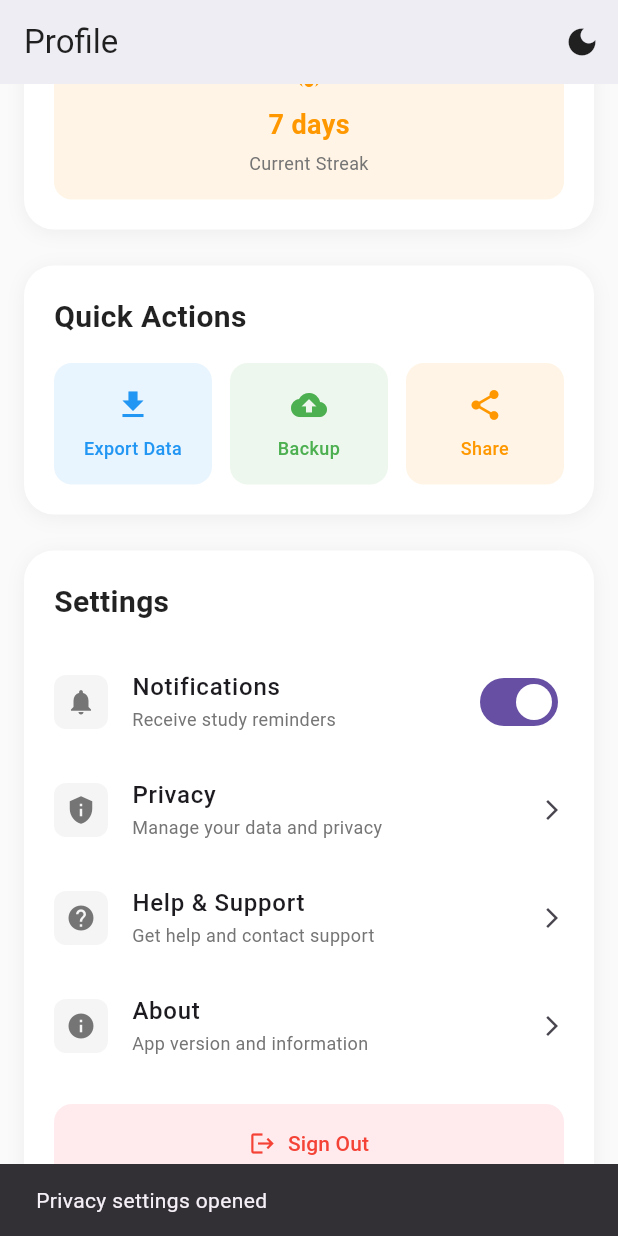
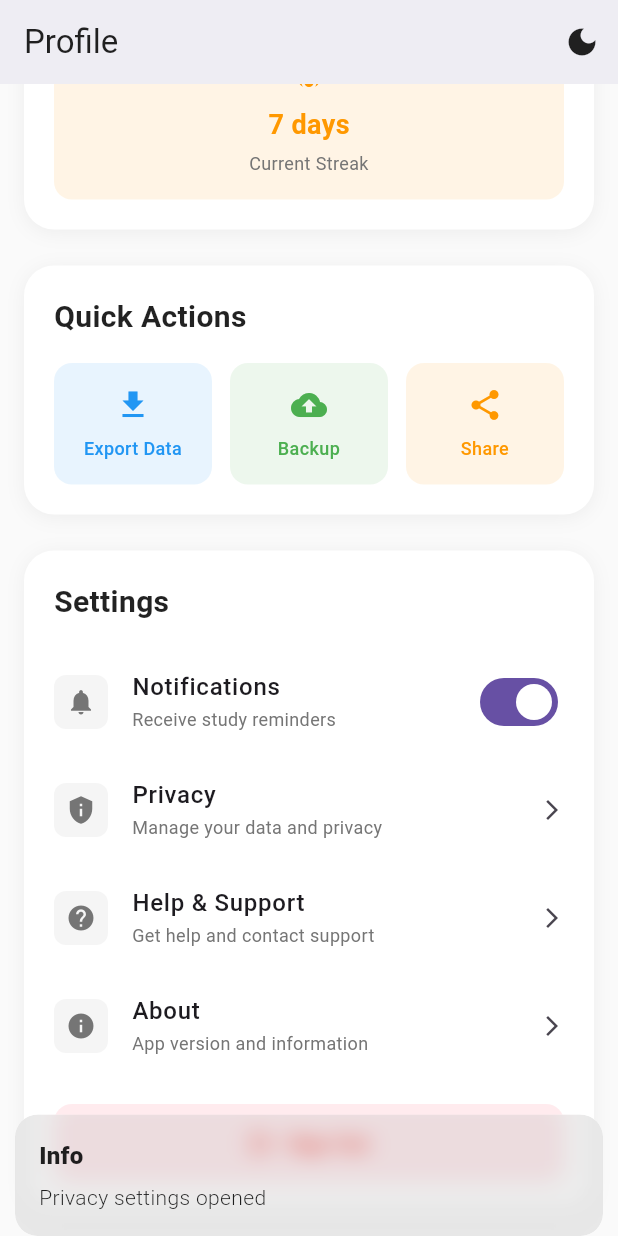
Before and after one commit to DevKorrir/SmartPace, a Flutter app: the ProfileScreen screen opened directly, scrolled down 575 dp, after a tap on "Privacy", on a phone screen of 412 x 824 dp. Run offline on Flutter 3.47's test engine with Material 3 defaults, Android fonts, the phone set to English and light mode, and no system bars; our stand-ins replace flutter_otp_text_field, get, google_fonts.

Commit message:
implemented getx on profile screen

```diff
--- a/lib/src/constants/text_string.dart
+++ b/lib/src/constants/text_string.dart
@@ -19,7 +19,7 @@ const String tForgotPassword = "Forgot Password?";
 const String tSignInWithGoogle = "Sign-In With Google";
 
 const String tSignUpTitle ="Create Account";
-const String tSignUpnSubtitle = "Join SmartPace and start your journey";
+const String tSignUpnSubtitle = "Join SmartPace and start your journey ";
 const String tFullName = "Full Name";
 const String tPhoneNo = "Phone No.";
 
--- a/lib/src/features/screens/profile/profile.dart
+++ b/lib/src/features/screens/profile/profile.dart
@@ -1,31 +1,128 @@
 import 'package:flutter/material.dart';
+import 'package:get/get.dart';
 
-class ProfileScreen extends StatefulWidget {
+// Controller for managing profile state
+class ProfileController extends GetxController {
+  // User data - reactive variables
+  final userName = "Derick Juma".obs;
+  final userEmail = "derekjude254@gmail.com".obs;
+  final userYear = "Year 2".obs;
+  final profileImageUrl = "".obs;
+
+  // Study statistics
+  final totalSessions = 45.obs;
+  final totalHours = 120.obs;
+  final currentStreak = 7.obs;
+
+  // Settings
+  final notificationsEnabled = true.obs;
+  final darkModeEnabled = false.obs;
+  final selectedTheme = "System".obs;
+
+  // Methods for user actions
+  void updateProfile(String name, String email, String year) {
+    userName.value = name;
+    userEmail.value = email;
+    userYear.value = year;
+  }
+
+  void toggleNotifications(bool value) {
+    notificationsEnabled.value = value;
+  }
+
+  void toggleDarkMode(bool value) {
+    darkModeEnabled.value = value;
+  }
+
+  void exportData() {
+    Get.snackbar(
+      'Success',
+      'Data exported successfully!',
+      snackPosition: SnackPosition.BOTTOM,
+      backgroundColor: Colors.green,
+      colorText: Colors.white,
+    );
+  }
+
+  void backupData() {
+    Get.snackbar(
+      'Success',
+      'Data backed up to cloud!',
+      snackPosition: SnackPosition.BOTTOM,
+      backgroundColor: Colors.blue,
+      colorText: Colors.white,
+    );
+  }
+
+  void shareProgress() {
+    Get.snackbar(
+      'Success',
+      'Progress shared!',
+      snackPosition: SnackPosition.BOTTOM,
+      backgroundColor: Colors.orange,
+      colorText: Colors.white,
+    );
+  }
+
+  void showPrivacySettings() {
+    Get.snackbar(
+      'Info',
+      'Privacy settings opened',
+      snackPosition: SnackPosition.BOTTOM,
+    );
+  }
+
+  void showHelpAndSupport() {
+    Get.snackbar(
+      'Info',
+      'Help & Support opened',
+      snackPosition: SnackPosition.BOTTOM,
+    );
+  }
+
+  void signOut() {
+    Get.dialog(
+      AlertDialog(
+        shape: RoundedRectangleBorder(borderRadius: BorderRadius.circular(20)),
+        title: const Text('Sign Out'),
+        content: const Text('Are you sure you want to sign out?'),
+        actions: [
+          TextButton(
+            onPressed: () => Get.back(),
+            child: const Text('Cancel'),
+          ),
+          ElevatedButton(
+            onPressed: () {
+              Get.back();
+              Get.snackbar(
+                'Success',
+                'Signed out successfully!',
+                snackPosition: SnackPosition.BOTTOM,
+                backgroundColor: Colors.red,
+                colorText: Colors.white,
+              );
+            },
+            style: ElevatedButton.styleFrom(backgroundColor: Colors.red),
+            child: const Text('Sign Out'),
+          ),
+        ],
+      ),
+    );
+  }
+
+  String getInitials(String name) {
+    return name.split(' ').map((word) => word[0]).take(2).join().toUpperCase();
+  }
+}
+
+class ProfileScreen extends StatelessWidget {
   const ProfileScreen({Key? key}) : super(key: key);
 
   @override
-  State<ProfileScreen> createState() => _ProfileScreenState();
-}
+  Widget build(BuildContext context) {
+    // Initialize controller
+    final ProfileController controller = Get.put(ProfileController());
 
-class _ProfileScreenState extends State<ProfileScreen> {
-  // Sample user data
-  String userName = "Derick Juma";
-  String userEmail = "derekjude254@gmail.com";
-  String userYear = "Year 2";
-  String profileImageUrl = "";
-
-  // Study statistics
-  int totalSessions = 45;
-  int totalHours = 120;
-  int currentStreak = 7;
-
-  // Settings
-  bool notificationsEnabled = true;
-  bool darkModeEnabled = false;
-  String selectedTheme = "System";
-
-  @override
-  Widget build(BuildContext context) {
     return Scaffold(
       backgroundColor: Colors.grey[50],
       appBar: AppBar(
@@ -34,10 +131,12 @@ class _ProfileScreenState extends State<ProfileScreen> {
         elevation: 0,
         foregroundColor: Colors.black87,
         actions: [
-          IconButton(
-            icon: const Icon(Icons.dark_mode),
-            onPressed: () {},
-          ),
+          Obx(() => IconButton(
+            icon: Icon(controller.darkModeEnabled.value
+                ? Icons.light_mode
+                : Icons.dark_mode),
+            onPressed: () => controller.toggleDarkMode(!controller.darkModeEnabled.value),
+          )),
         ],
       ),
       body: SingleChildScrollView(
@@ -45,26 +144,26 @@ class _ProfileScreenState extends State<ProfileScreen> {
         child: Column(
           children: [
             // Profile Header
-            _buildProfileHeader(),
+            _buildProfileHeader(controller),
             const SizedBox(height: 24),
 
             // Study Statistics
-            _buildStudyStats(),
+            _buildStudyStats(controller),
             const SizedBox(height: 24),
 
             // Quick Actions
-            _buildQuickActions(),
+            _buildQuickActions(controller),
             const SizedBox(height: 24),
 
             // Settings Options
-            _buildSettingsSection(),
+            _buildSettingsSection(controller),
           ],
         ),
       ),
     );
   }
 
-  Widget _buildProfileHeader() {
+  Widget _buildProfileHeader(ProfileController controller) {
     return Container(
       padding: const EdgeInsets.all(20),
       decoration: BoxDecoration(
@@ -83,12 +182,12 @@ class _ProfileScreenState extends State<ProfileScreen> {
           // Profile Picture
           Stack(
             children: [
-              CircleAvatar(
+              Obx(() => CircleAvatar(
                 radius: 50,
                 backgroundColor: Colors.blue[100],
-                child: profileImageUrl.isEmpty
+                child: controller.profileImageUrl.value.isEmpty
                     ? Text(
-                  _getInitials(userName),
+                  controller.getInitials(controller.userName.value),
                   style: const TextStyle(
                     fontSize: 32,
                     fontWeight: FontWeight.bold,
@@ -97,13 +196,13 @@ class _ProfileScreenState extends State<ProfileScreen> {
                 )
                     : ClipOval(
                   child: Image.network(
-                    profileImageUrl,
+                    controller.profileImageUrl.value,
                     width: 100,
                     height: 100,
                     fit: BoxFit.cover,
                   ),
                 ),
-              ),
+              )),
               Positioned(
                 bottom: 0,
                 right: 0,
@@ -125,43 +224,43 @@ class _ProfileScreenState extends State<ProfileScreen> {
           const SizedBox(height: 16),
 
           // User Info
-          Text(
-            userName,
+          Obx(() => Text(
+            controller.userName.value,
             style: const TextStyle(
               fontSize: 24,
               fontWeight: FontWeight.bold,
               color: Colors.black87,
             ),
-          ),
+          )),
           const SizedBox(height: 4),
-          Text(
-            userEmail,
+          Obx(() => Text(
+            controller.userEmail.value,
             style: TextStyle(
               fontSize: 16,
               color: Colors.grey[600],
             ),
-          ),
+          )),
           const SizedBox(height: 4),
-          Container(
+          Obx(() => Container(
             padding: const EdgeInsets.symmetric(horizontal: 12, vertical: 4),
             decoration: BoxDecoration(
               color: Colors.blue[50],
               borderRadius: BorderRadius.circular(12),
             ),
             child: Text(
-              userYear,
+              controller.userYear.value,
               style: TextStyle(
                 fontSize: 14,
                 color: Colors.blue[700],
                 fontWeight: FontWeight.w500,
               ),
             ),
-          ),
+          )),
           const SizedBox(height: 16),
 
           // Edit Profile Button
           ElevatedButton.icon(
-            onPressed: () => _showEditProfileDialog(),
+            onPressed: () => _showEditProfileDialog(controller),
             icon: const Icon(Icons.edit, size: 18),
             label: const Text('Edit Profile'),
             style: ElevatedButton.styleFrom(
@@ -178,7 +277,7 @@ class _ProfileScreenState extends State<ProfileScreen> {
     );
   }
 
-  Widget _buildStudyStats() {
+  Widget _buildStudyStats(ProfileController controller) {
     return Container(
       padding: const EdgeInsets.all(20),
       decoration: BoxDecoration(
@@ -207,21 +306,21 @@ class _ProfileScreenState extends State<ProfileScreen> {
           Row(
             children: [
               Expanded(
-                child: _buildStatCard(
+                child: Obx(() => _buildStatCard(
                   'Total Sessions',
-                  totalSessions.toString(),
+                  controller.totalSessions.value.toString(),
                   Icons.book,
                   Colors.blue,
-                ),
+                )),
               ),
               const SizedBox(width: 12),
               Expanded(
-                child: _buildStatCard(
+                child: Obx(() => _buildStatCard(
                   'Study Hours',
-                  '${totalHours}h',
+                  '${controller.totalHours.value}h',
                   Icons.access_time,
                   Colors.green,
-                ),
+                )),
               ),
             ],
           ),
@@ -229,15 +328,13 @@ class _ProfileScreenState extends State<ProfileScreen> {
           Row(
             children: [
               Expanded(
-                child: _buildStatCard(
+                child: Obx(() => _buildStatCard(
                   'Current Streak',
-                  '$currentStreak days',
+                  '${controller.currentStreak.value} days',
                   Icons.local_fire_department,
                   Colors.orange,
-                ),
+                )),
               ),
-
-
             ],
           ),
         ],
@@ -278,7 +375,7 @@ class _ProfileScreenState extends State<ProfileScreen> {
     );
   }
 
-  Widget _buildQuickActions() {
+  Widget _buildQuickActions(ProfileController controller) {
     return Container(
       padding: const EdgeInsets.all(20),
       decoration: BoxDecoration(
@@ -311,7 +408,7 @@ class _ProfileScreenState extends State<ProfileScreen> {
                   'Export Data',
                   Icons.download,
                   Colors.blue,
-                      () => _exportData(),
+                  controller.exportData,
                 ),
               ),
               const SizedBox(width: 12),
@@ -320,7 +417,7 @@ class _ProfileScreenState extends State<ProfileScreen> {
                   'Backup',
                   Icons.cloud_upload,
                   Colors.green,
-                      () => _backupData(),
+                  controller.backupData,
                 ),
               ),
               const SizedBox(width: 12),
@@ -329,7 +426,7 @@ class _ProfileScreenState extends State<ProfileScreen> {
                   'Share',
                   Icons.share,
                   Colors.orange,
-                      () => _shareProgress(),
+                  controller.shareProgress,
                 ),
               ),
             ],
@@ -367,7 +464,7 @@ class _ProfileScreenState extends State<ProfileScreen> {
     );
   }
 
-  Widget _buildSettingsSection() {
+  Widget _buildSettingsSection(ProfileController controller) {
     return Container(
       padding: const EdgeInsets.all(20),
       decoration: BoxDecoration(
@@ -397,28 +494,24 @@ class _ProfileScreenState extends State<ProfileScreen> {
             'Notifications',
             'Receive study reminders',
             Icons.notifications,
-            Switch(
-              value: notificationsEnabled,
-              onChanged: (value) {
-                setState(() {
-                  notificationsEnabled = value;
-                });
-              },
-            ),
+            Obx(() => Switch(
+              value: controller.notificationsEnabled.value,
+              onChanged: controller.toggleNotifications,
+            )),
           ),
           _buildSettingsTile(
             'Privacy',
             'Manage your data and privacy',
             Icons.privacy_tip,
             const Icon(Icons.arrow_forward_ios, size: 16),
-            onTap: () => _showPrivacySettings(),
+            onTap: controller.showPrivacySettings,
           ),
           _buildSettingsTile(
             'Help & Support',
             'Get help and contact support',
             Icons.help,
             const Icon(Icons.arrow_forward_ios, size: 16),
-            onTap: () => _showHelpAndSupport(),
+            onTap: controller.showHelpAndSupport,
           ),
           _buildSettingsTile(
             'About',
@@ -431,7 +524,7 @@ class _ProfileScreenState extends State<ProfileScreen> {
           SizedBox(
             width: double.infinity,
             child: ElevatedButton.icon(
-              onPressed: () => _signOut(),
+              onPressed: controller.signOut,
               icon: const Icon(Icons.logout),
               label: const Text('Sign Out'),
               style: ElevatedButton.styleFrom(
@@ -468,18 +561,13 @@ class _ProfileScreenState extends State<ProfileScreen> {
     );
   }
 
-  String _getInitials(String name) {
-    return name.split(' ').map((word) => word[0]).take(2).join().toUpperCase();
-  }
+  void _showEditProfileDialog(ProfileController controller) {
+    final nameController = TextEditingController(text: controller.userName.value);
+    final emailController = TextEditingController(text: controller.userEmail.value);
+    final gradeController = TextEditingController(text: controller.userYear.value);
 
-  void _showEditProfileDialog() {
-    final nameController = TextEditingController(text: userName);
-    final emailController = TextEditingController(text: userEmail);
-    final gradeController = TextEditingController(text: userYear);
-
-    showDialog(
-      context: context,
-      builder: (context) => AlertDialog(
+    Get.dialog(
+      AlertDialog(
         shape: RoundedRectangleBorder(borderRadius: BorderRadius.circular(20)),
         title: const Text('Edit Profile'),
         content: Column(
@@ -512,17 +600,17 @@ class _ProfileScreenState extends State<ProfileScreen> {
         ),
         actions: [
           TextButton(
-            onPressed: () => Navigator.pop(context),
+            onPressed: () => Get.back(),
             child: const Text('Cancel'),
           ),
           ElevatedButton(
             onPressed: () {
-              setState(() {
-                userName = nameController.text;
-                userEmail = emailController.text;
-                userYear = gradeController.text;
-              });
-              Navigator.pop(context);
+              controller.updateProfile(
+                nameController.text,
+                emailController.text,
+                gradeController.text,
+              );
+              Get.back();
             },
             child: const Text('Save'),
           ),
@@ -531,72 +619,14 @@ class _ProfileScreenState extends State<ProfileScreen> {
     );
   }
 
-
-  void _exportData() {
-    ScaffoldMessenger.of(context).showSnackBar(
-      const SnackBar(content: Text('Data exported successfully!')),
-    );
-  }
-
-  void _backupData() {
-    ScaffoldMessenger.of(context).showSnackBar(
-      const SnackBar(content: Text('Data backed up to cloud!')),
-    );
-  }
-
-  void _shareProgress() {
-    ScaffoldMessenger.of(context).showSnackBar(
-      const SnackBar(content: Text('Progress shared!')),
-    );
-  }
-
-  void _showPrivacySettings() {
-    ScaffoldMessenger.of(context).showSnackBar(
-      const SnackBar(content: Text('Privacy settings opened')),
-    );
-  }
-
-  void _showHelpAndSupport() {
-    ScaffoldMessenger.of(context).showSnackBar(
-      const SnackBar(content: Text('Help & Support opened')),
-    );
-  }
-
   void _showAboutDialog() {
-    showAboutDialog(
-      context: context,
-      applicationName: 'SmartPace',
-      applicationVersion: '1.0.0',
-      applicationIcon: const Icon(Icons.school, size: 32),
-      children: [
-        const Text('A simple app to plan and track your study sessions, form or join study groups, chat with study mates and improve your learning habits.'),
-      ],
-    );
-  }
-
-  void _signOut() {
-    showDialog(
-      context: context,
-      builder: (context) => AlertDialog(
-        shape: RoundedRectangleBorder(borderRadius: BorderRadius.circular(20)),
-        title: const Text('Sign Out'),
-        content: const Text('Are you sure you want to sign out?'),
-        actions: [
-          TextButton(
-            onPressed: () => Navigator.pop(context),
-            child: const Text('Cancel'),
-          ),
-          ElevatedButton(
-            onPressed: () {
-              Navigator.pop(context);
-              // Add sign out logic here
-              ScaffoldMessenger.of(context).showSnackBar(
-                const SnackBar(content: Text('Signed out successfully!')),
-              );
-            },
-            style: ElevatedButton.styleFrom(backgroundColor: Colors.red),
-            child: const Text('Sign Out'),
-          ),
+    Get.dialog(
+      AboutDialog(
+        applicationName: 'SmartPace',
+        applicationVersion: '1.0.0',
+        applicationIcon: const Icon(Icons.school, size: 32),
+        children: const [
+          Text('A simple app to plan and track your study sessions, form or join study groups, chat with study mates and improve your learning habits.'),
         ],
       ),
     );
```
Also changed, not shown: lib/src/features/screens/chat/chat_page/chat_page.dart (+8 -8 lines), lib/src/features/screens/profile/controllers/profile-controller.dart (added).
